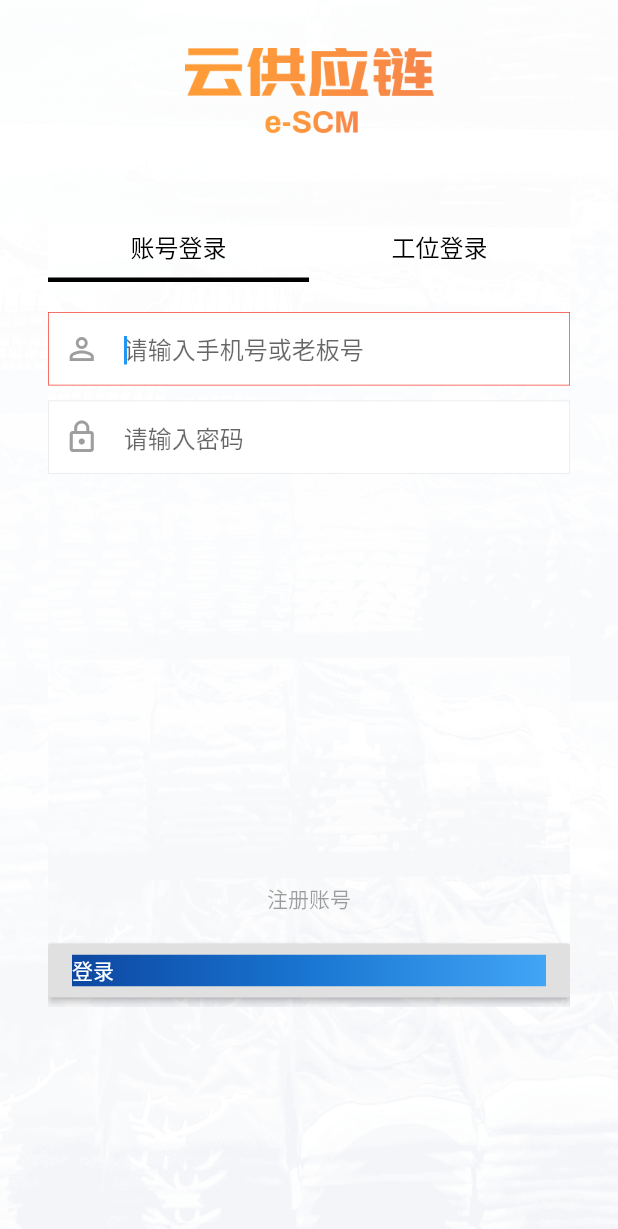
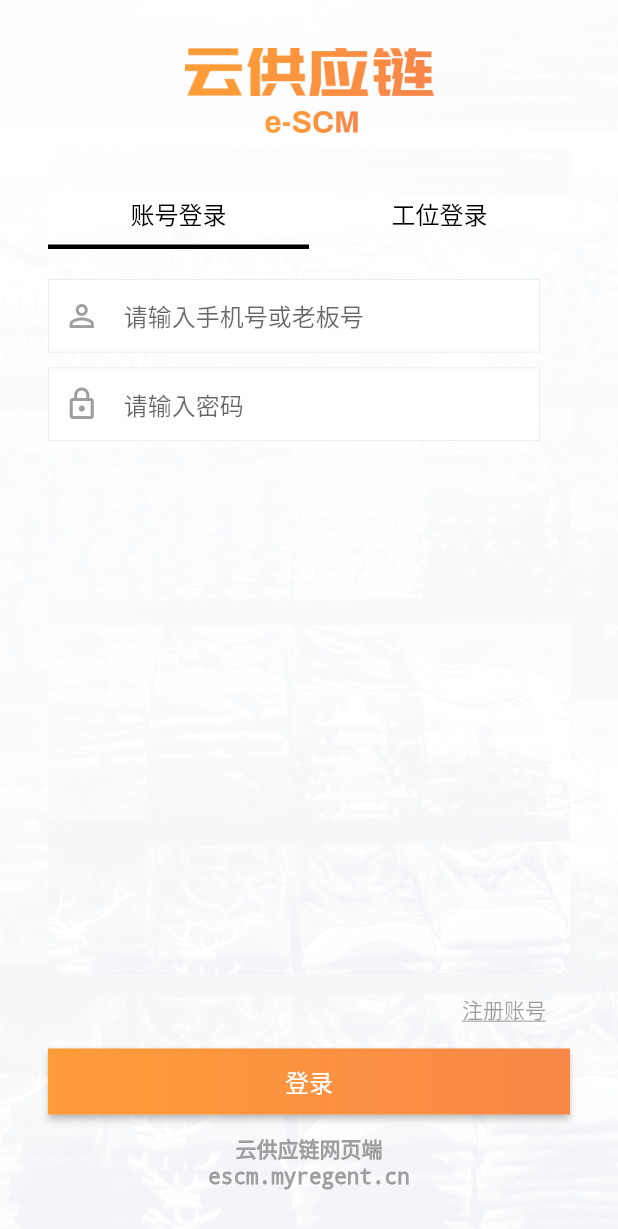
Before and after one commit to SGB555/flutter_factory_mobile, a Flutter app: the screen it shows after launch, on a phone screen of 412 x 824 dp. Shown: the top 1229 px of the screen. Run offline on Flutter 3.47's test engine with Material 2 defaults, Android fonts, the phone set to English and light mode, and no system bars.

Commit message:
feat 完成登录注册ui

```diff
--- a/lib/pages/login/components/accountLoginForm.dart
+++ b/lib/pages/login/components/accountLoginForm.dart
@@ -1,5 +1,8 @@
 import 'package:flutter/cupertino.dart';
 import 'package:flutter/material.dart';
+import 'package:flutter_factory_mobile/utils/hexColor.dart';
+
+import 'textFieldWrapper.dart';
 
 class AccountLoginForm extends StatefulWidget {
   @override
@@ -21,19 +24,14 @@ class _AccountLoginFormState extends State<AccountLoginForm> {
 
   @override
   Widget build(BuildContext context) {
-    return Padding(
-      padding: EdgeInsets.only(top: 10),
-      child: Form(
-        child: Column(
-          mainAxisAlignment: MainAxisAlignment.spaceBetween,
-          children: [
-            Container(
+    return Form(
+      child: Container(
+        padding: EdgeInsets.only(right: 20),
         child: Column(
           children: [
             TextFieldWrapper(
-                    color: _userNamefocusNode.hasFocus ? Colors.red : null,
+              color: _userNamefocusNode.hasFocus ? HexColor('ff9c38') : null,
               child: TextFormField(
-                      autofocus: true,
                 controller: _unameController,
                 focusNode: _userNamefocusNode,
                 decoration: InputDecoration(
@@ -48,7 +46,7 @@ class _AccountLoginFormState extends State<AccountLoginForm> {
               ),
             ),
             TextFieldWrapper(
-                    color: _pwdfocusNode.hasFocus ? Colors.red : null,
+              color: _pwdfocusNode.hasFocus ? HexColor('ff9c38') : null,
               child: TextFormField(
                 controller: _pwdController,
                 focusNode: _pwdfocusNode,
@@ -67,59 +65,6 @@ class _AccountLoginFormState extends State<AccountLoginForm> {
           ],
         ),
       ),
-            Container(
-              child: Column(
-                children: [
-                  FlatButton(
-                    child: Text('注册账号'),
-                    onPressed: null,
-                  ),
-                  RaisedButton(
-                    onPressed: () {},
-                    textColor: Colors.white,
-                    child: Container(
-                      decoration: const BoxDecoration(
-                        gradient: LinearGradient(
-                          colors: <Color>[
-                            Color(0xFF0D47A1),
-                            Color(0xFF1976D2),
-                            Color(0xFF42A5F5),
-                          ],
-                        ),
-                      ),
-                      width: double.infinity,
-                      child: const Text(
-                        '登录',
-                      ),
-                    ),
-                  ),
-                ],
-              ),
-            )
-          ],
-        ),
-      ),
     );
   }
 }
-
-class TextFieldWrapper extends StatelessWidget {
-  // MyHomePage({Key key, this.title = '123'}) : super(key: key);
-  final Color color;
-  final Widget child;
-  TextFieldWrapper({this.color, this.child}) : assert(child != null);
-  @override
-  Widget build(BuildContext context) {
-    return Container(
-      decoration: BoxDecoration(
-        border: new Border.all(
-            color: color != null ? color : Color.fromARGB(255, 230, 232, 235),
-            width: 0.5),
-        color: Colors.white,
-      ),
-      padding: EdgeInsets.symmetric(horizontal: 10),
-      margin: EdgeInsets.only(top: 10),
-      child: child,
-    );
-  }
-}
--- /dev/null
+++ b/lib/pages/login/components/loginButton.dart
@@ -0,0 +1,65 @@
+import 'package:flutter/cupertino.dart';
+import 'package:flutter/material.dart';
+import 'package:flutter_factory_mobile/utils/hexColor.dart';
+
+class LoginButton extends StatelessWidget {
+  @override
+  Widget build(BuildContext context) {
+    return Container(
+      child: Column(
+        children: [
+          FlatButton(
+            child: Container(
+              width: double.infinity,
+              child: Text(
+                '注册账号',
+                textAlign: TextAlign.end,
+                style: TextStyle(decoration: TextDecoration.underline),
+              ),
+            ),
+            onPressed: null,
+          ),
+          RaisedButton(
+            onPressed: () {},
+            textColor: Colors.white,
+            padding: EdgeInsets.all(0),
+            child: Container(
+              decoration: BoxDecoration(
+                gradient: LinearGradient(
+                  colors: <Color>[
+                    HexColor('ff9c38'),
+                    HexColor('f78848'),
+                  ],
+                ),
+              ),
+              width: double.infinity,
+              padding: EdgeInsets.all(10),
+              child: Text(
+                '登录',
+                textAlign: TextAlign.center,
+                style: TextStyle(fontSize: 16),
+              ),
+            ),
+          ),
+          Container(
+            padding: EdgeInsets.only(top: 10),
+            child: Text(
+              '云供应链网页端',
+              style: TextStyle(
+                  color: Colors.grey,
+                  fontSize: 14,
+                  decoration: TextDecoration.none),
+            ),
+          ),
+          Text(
+            'escm.myregent.cn',
+            style: TextStyle(
+                color: Colors.grey,
+                fontSize: 14,
+                decoration: TextDecoration.none),
+          ),
+        ],
+      ),
+    );
+  }
+}
--- a/lib/pages/login/components/loginTabView.dart
+++ b/lib/pages/login/components/loginTabView.dart
@@ -1,6 +1,7 @@
 import 'package:flutter/cupertino.dart';
 import 'package:flutter/material.dart';
 import 'package:flutter_factory_mobile/pages/login/components/accountLoginForm.dart';
+import 'package:flutter_factory_mobile/pages/login/components/staffLoginForm.dart';
 
 class LoginTabView extends StatefulWidget {
   @override
@@ -35,10 +36,10 @@ class _LoginTabViewState extends State<LoginTabView>
   @override
   Widget build(BuildContext context) {
     return Padding(
-      padding: EdgeInsets.only(top: 32.0),
+      padding: EdgeInsets.only(top: 10.0),
       child: Material(
         child: Container(
-          height: 550,
+          height: 400,
           decoration: BoxDecoration(
             image: DecorationImage(
               fit: BoxFit.cover,
@@ -56,9 +57,12 @@ class _LoginTabViewState extends State<LoginTabView>
                 indicatorWeight: 3.0,
               ),
               Expanded(
-                child: TabBarView(
-                  controller: _tabController,
-                  children: [AccountLoginForm(), Text('2')],
+                child: Padding(
+                  padding: EdgeInsets.only(top: 10),
+                  child: TabBarView(
+                    controller: _tabController,
+                    children: [AccountLoginForm(), StaffLoginForm()],
+                  ),
                 ),
               )
             ],
--- /dev/null
+++ b/lib/pages/login/components/textFieldWrapper.dart
@@ -0,0 +1,25 @@
+import 'package:flutter/material.dart';
+
+class TextFieldWrapper extends StatelessWidget {
+  // MyHomePage({Key key, this.title = '123'}) : super(key: key);
+  final Color color;
+  final Widget child;
+  final double width;
+  TextFieldWrapper({this.color, this.child, this.width})
+      : assert(child != null);
+  @override
+  Widget build(BuildContext context) {
+    return Container(
+      width: width,
+      decoration: BoxDecoration(
+        border: new Border.all(
+            color: color != null ? color : Color.fromARGB(255, 230, 232, 235),
+            width: 0.5),
+        color: Colors.white,
+      ),
+      padding: EdgeInsets.symmetric(horizontal: 10),
+      margin: EdgeInsets.only(top: 10),
+      child: child,
+    );
+  }
+}
--- a/lib/pages/login/loginPage.dart
+++ b/lib/pages/login/loginPage.dart
@@ -1,6 +1,8 @@
 import 'package:flutter/cupertino.dart';
 import 'package:flutter/material.dart';
 import 'package:flutter_factory_mobile/pages/login/components/loginTabView.dart';
+
+import 'components/loginButton.dart';
 
 class LoginPage extends StatefulWidget {
   @override
@@ -27,7 +29,10 @@ class _LoginPageState extends State<LoginPage> {
               height: 57,
               child: Image.asset('assets/images/Group_15@2x.png'),
             ),
-            LoginTabView()
+            Expanded(
+              child: LoginTabView(),
+            ),
+            LoginButton()
           ],
         ),
       ),
--- /dev/null
+++ b/lib/utils/hexColor.dart
@@ -0,0 +1,13 @@
+import 'package:flutter/material.dart';
+
+class HexColor extends Color {
+  static int _getColorFromHex(String hexColor) {
+    hexColor = hexColor.toUpperCase().replaceAll("#", "");
+    if (hexColor.length == 6) {
+      hexColor = "FF" + hexColor;
+    }
+    return int.parse(hexColor, radix: 16);
+  }
+
+  HexColor(final String hexColor) : super(_getColorFromHex(hexColor));
+}
```
Also changed, not shown: lib/pages/login/components/staffLoginForm.dart (added, +88 -0 lines). Lines whose indentation alone changed are shown as unchanged.
